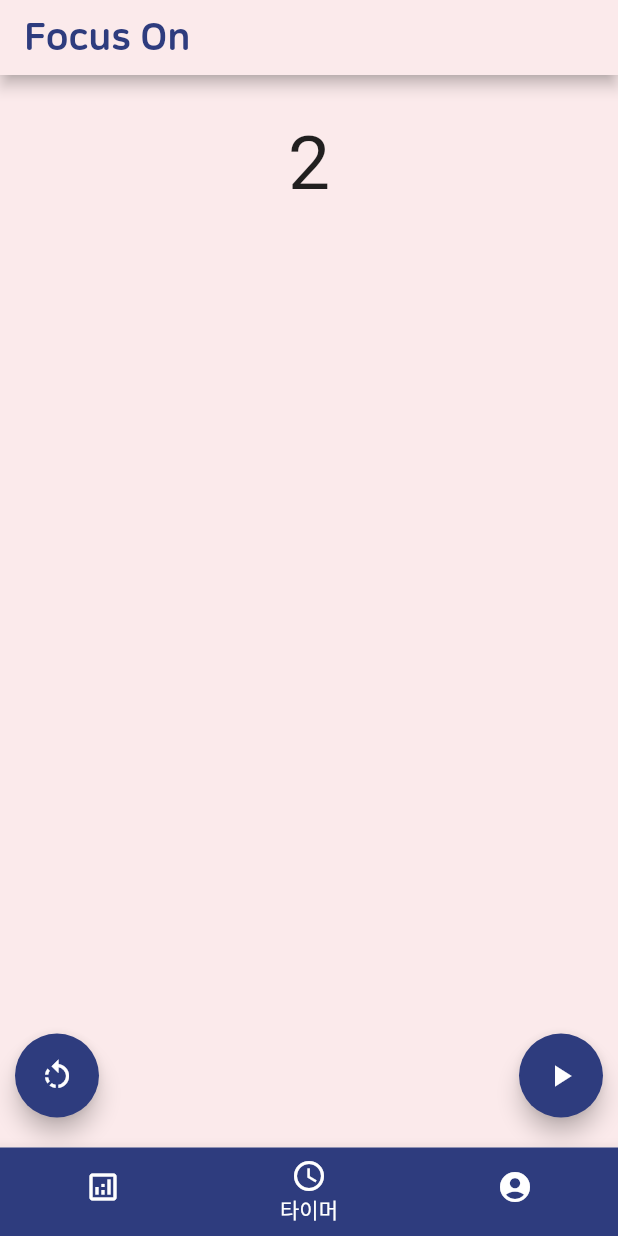
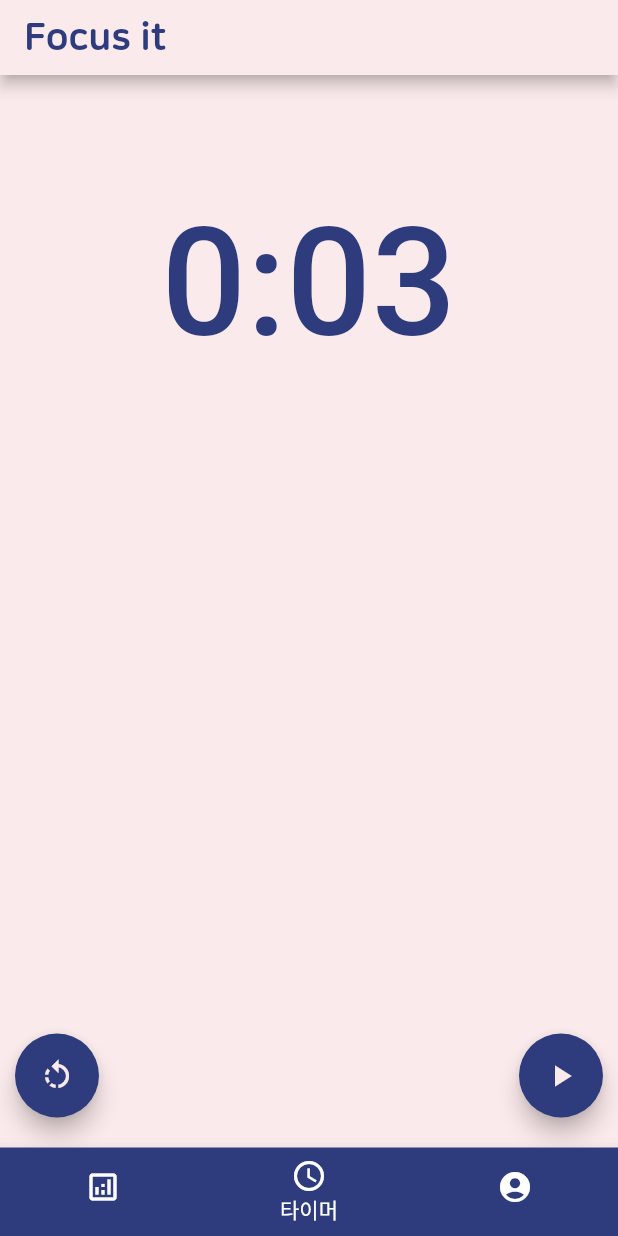
Before and after one commit to ShinJongUng/Flutter_pomodoro_app, a Flutter app: the screen it shows after launch, item 2 of the bottom bar chosen, after a tap on the "rotate left" icon, on a phone screen of 412 x 824 dp. Run offline on Flutter 3.47's test engine with Material 2 defaults, Android fonts, the phone set to English and light mode, and no system bars; our stand-ins replace flutter_local_notifications, google_fonts; missing offline and left inert: time_chart.

Commit message:
분석 화면 추가, 시계 알고리즘 수정

```diff
--- a/lib/indexPage/first_page.dart
+++ b/lib/indexPage/first_page.dart
@@ -2,20 +2,63 @@
 import 'package:flutter/material.dart';
 import 'package:flutter/cupertino.dart';
 
+//dart 시간 chart 패키지
+import 'package:time_chart/time_chart.dart';
+
 class analyzePage extends StatelessWidget {
   const analyzePage({Key? key}) : super(key: key);
 
+
   @override
   Widget build(BuildContext context) {
+    final sizedBox = const SizedBox(height: 16);
+
+    final data = [ DateTimeRange(
+      start: DateTime(2021,2,24,23,15),
+      end: DateTime(2021,2,25,7,30),
+    ),];
+
+
     return SizedBox.expand(
-      child: Container(
-        color: Color(0xffFBEAEB),
-        child: Center(
-          child: Text(
-            'analyzePage(개발중)',
-            style: TextStyle(fontSize: 20),
-          ),
+      child: SingleChildScrollView(
+        child: Container(
+          color: Color(0xffFBEAEB),
+          child: Padding(
+            padding: const EdgeInsets.all(16.0),
+            child: Column(
+                children: [
+                  const Text('Weekly time chart'),
+                  TimeChart(
+                    data: data,
+                    viewMode: ViewMode.weekly,
+                  ),
+                  sizedBox,
+                  const Text('Monthly time chart'),
+                  TimeChart(
+                    data: data,
+                    viewMode: ViewMode.monthly,
+                  ),
+                  sizedBox,
+                  const Text('Weekly amount chart'),
+                  TimeChart(
+                    data: data,
+                    chartType: ChartType.amount,
+                    viewMode: ViewMode.weekly,
+                    barColor: Colors.deepPurple,
+                  ),
+                  sizedBox,
+                  const Text('Monthly amount chart'),
+                  TimeChart(
+                    data: data,
+                    chartType: ChartType.amount,
+                    viewMode: ViewMode.monthly,
+                    barColor: Colors.deepPurple,
+                  ),
+                ],
+              ),
+            ),
         ),
+
       ),
     );
   }
--- a/lib/indexPage/second_page.dart
+++ b/lib/indexPage/second_page.dart
@@ -2,6 +2,12 @@
 import 'package:flutter/material.dart';
 import 'package:flutter/cupertino.dart';
 import 'dart:async';
+
+//dart 편의 패키지
+import 'package:google_fonts/google_fonts.dart';
+import 'package:pomodoro_timer/notification.dart';
+import 'package:flutter_local_notifications/flutter_local_notifications.dart';
+
 
 class timerPage extends StatefulWidget {
   const timerPage({Key? key}) : super(key: key);
@@ -12,8 +18,9 @@ class timerPage extends StatefulWidget {
 
 class _timerPageState extends State<timerPage> {
   Timer timer = Timer(Duration(milliseconds: 1), () {});
-  int countTime = 2500;
+  int countTime = 150001;
   bool isRunning = false;
+  bool isRest = false;
 
   @override
   void dispose() {
@@ -25,17 +32,21 @@ class _timerPageState extends State<timerPage> {
   Widget build(BuildContext context) {
     return SizedBox.expand(
       child: Container(
-        color: Color(0xffFBEAEB),
+        color: Color(isRest?0xff2E3C7E:0xffFBEAEB),
         child: _buildBody()
       )
 
     );
   }
   Widget _buildBody() {
+    int minuteCount = countTime ~/ 6000;
     int secondCount = countTime ~/ 100;
+    while(secondCount >= 60)
+      secondCount -= 60;
+
     return Center(
       child: Padding(
-        padding: const EdgeInsets.only(top: 30),
+        padding: const EdgeInsets.only(top: 80),
         child: Stack(
           children: <Widget>[
             Column(
@@ -45,8 +56,8 @@ class _timerPageState extends State<timerPage> {
                   crossAxisAlignment: CrossAxisAlignment.end,
                   children: <Widget>[
                     Text(
-                      '$secondCount',
-                      style: TextStyle(fontSize: 50.0),
+                      '$minuteCount:${secondCount >= 0 && secondCount < 10 ? '0$secondCount' : secondCount}',
+                      style: GoogleFonts.nanumGothic(textStyle: TextStyle(fontSize: 100.0, fontWeight: FontWeight.w500, color: Color(isRest?0xffFBEAEB:0xff2E3C7E))),
                     ),
                   ],
                 ),
@@ -56,18 +67,18 @@ class _timerPageState extends State<timerPage> {
               left: 10,
               bottom: 20,
               child: FloatingActionButton(
-                backgroundColor: Color(0xff2E3C7E),
+                backgroundColor: Color(isRest?0xffFBEAEB:0xff2E3C7E),
                 onPressed: _clickResetButton,
-                child: Icon(Icons.rotate_left),
+                child: Icon(Icons.rotate_left, color: Color(isRest?0xff2E3C7E:0xffFBEAEB)),
               ),
             ),
             Positioned(
               right: 10,
               bottom: 20,
               child: FloatingActionButton(
-                backgroundColor: Color(0xff2E3C7E),
+                backgroundColor: Color(isRest?0xffFBEAEB:0xff2E3C7E),
                 onPressed: _clickPlayButton,
-                child: Icon(isRunning? Icons.pause:Icons.play_arrow),
+                child: Icon(isRunning? Icons.pause:Icons.play_arrow, color: Color(isRest?0xff2E3C7E:0xffFBEAEB)),
               ),
             ),
           ],
@@ -80,10 +91,10 @@ class _timerPageState extends State<timerPage> {
   void _start() {
     timer = Timer.periodic(Duration(milliseconds: 10), (timer) {
       setState(() {
-        if(countTime == 0){
+        if(countTime == 100){
           print('finish');
           _pause();
-          isRunning = false;
+          _changeTimerTheme();
         }
         countTime--;
       });
@@ -106,9 +117,82 @@ class _timerPageState extends State<timerPage> {
   }
   void _clickResetButton() {
     setState(() {
-      isRunning = false;
-      timer.cancel();
-      countTime = 200;
+      if(isRest){
+        isRunning = false;
+        timer.cancel();
+        countTime = 300;
+      }
+      else{
+        isRest = false;
+        isRunning = false;
+        timer.cancel();
+        countTime = 300;
+      }
     });
   }
+
+  void _changeTimerTheme(){
+    if(!isRest){
+      isRunning = false;
+      isRest = true;
+      countTime = 30001;
+      showNotification1();
+    }
+    else{
+      isRunning = false;
+      isRest = false;
+      countTime = 150001;
+      showNotification2();
+    }
+  }
+
+  showNotification1() async {
+
+    var androidDetails = AndroidNotificationDetails(
+      '유니크한 알림 채널 ID',
+      '알림종류 설명',
+      priority: Priority.high,
+      importance: Importance.max,
+      color: Color.fromARGB(255, 255, 0, 0),
+    );
+
+    var iosDetails = IOSNotificationDetails(
+      presentAlert: true,
+      presentBadge: true,
+      presentSound: true,
+    );
+
+    // 알림 id, 제목, 내용 맘대로 채우기
+    notifications.show(
+        1,
+        '멋진 집중 시간이였어요!',
+        '조금 쉬는 시간을 가져 볼까요?',
+        NotificationDetails(android: androidDetails, iOS: iosDetails)
+    );
+  }
+
+  showNotification2() async {
+
+    var androidDetails = AndroidNotificationDetails(
+      '유니크한 알림 채널 ID',
+      '알림종류 설명',
+      priority: Priority.high,
+      importance: Importance.max,
+      color: Color.fromARGB(255, 255, 0, 0),
+    );
+
+    var iosDetails = IOSNotificationDetails(
+      presentAlert: true,
+      presentBadge: true,
+      presentSound: true,
+    );
+
+    // 알림 id, 제목, 내용 맘대로 채우기
+    notifications.show(
+        1,
+        '다시 한번 집중 해볼까요?',
+        '충분히 쉬었어요. 타이머를 다시 실행 할 수 있어요!',
+        NotificationDetails(android: androidDetails, iOS: iosDetails)
+    );
+  }
 }
--- a/lib/main.dart
+++ b/lib/main.dart
@@ -4,6 +4,9 @@ import 'package:flutter/cupertino.dart';
 
 //dart 편의 패키지
 import 'package:provider/provider.dart';
+import 'package:google_fonts/google_fonts.dart';
+import 'dart:async';
+import 'notification.dart';
 
 //dart sub
 import 'mainStyle.dart' as mainStyle;
@@ -13,14 +16,11 @@ import 'indexPage/second_page.dart';
 import 'indexPage/third_page.dart';
 
 void main() {
-  runApp(MultiProvider(providers: [
-    ChangeNotifierProvider(create: (c) =>class1()),
-  ],
-    child: MaterialApp(
+  runApp(MaterialApp(
       theme: mainStyle.mainTheme,
       home: MyApp()
     ),
-  ));
+  );
 }
 
 
@@ -40,6 +40,7 @@ class _MyAppState extends State<MyApp> {
   void initState() {
     // TODO: implement initState
     super.initState();
+    initNotification();
     pageIndex = 1;
   }
 
@@ -77,7 +78,7 @@ class mainAppBar extends StatelessWidget implements PreferredSizeWidget {
   @override
   Widget build(BuildContext context) {
     return AppBar(
-      title: Text("Focus On"),
+      title: Text("Focus it"),
     );
   }
 }
@@ -95,6 +96,7 @@ class mainBody extends StatefulWidget {
 class _mainBodyState extends State<mainBody> {
 
 
+
   @override
   Widget build(BuildContext context) {
     return PageView(
@@ -104,7 +106,7 @@ class _mainBodyState extends State<mainBody> {
           widget.pageChanged(value);
         });
       },
-      children: const [
+      children: const[
         analyzePage(),
         timerPage(),
         accountPage(),
@@ -146,10 +148,3 @@ class _mainBottomBarState extends State<mainBottomBar> {
       });
   }
 }
-
-
-
-
-class class1 extends ChangeNotifier {
-
-}
--- /dev/null
+++ b/lib/notification.dart
@@ -0,0 +1,29 @@
+import 'package:flutter/material.dart';
+import 'package:flutter_local_notifications/flutter_local_notifications.dart';
+
+final notifications = FlutterLocalNotificationsPlugin();
+
+
+//1. 앱로드시 실행할 기본설정
+initNotification() async {
+
+  //안드로이드용 아이콘파일 이름
+  var androidSetting = AndroidInitializationSettings('app_icon');
+
+  //ios에서 앱 로드시 유저에게 권한요청하려면
+  var iosSetting = IOSInitializationSettings(
+    requestAlertPermission: true,
+    requestBadgePermission: true,
+    requestSoundPermission: true,
+  );
+
+  var initializationSettings = InitializationSettings(
+      android: androidSetting,
+      iOS: iosSetting
+  );
+  await notifications.initialize(
+    initializationSettings,
+    //알림 누를때 함수실행하고 싶으면
+    //onSelectNotification: 함수명추가
+  );
+}
--- a/pubspec.yaml
+++ b/pubspec.yaml
@@ -29,6 +29,9 @@ environment:
 dependencies:
   provider: ^6.0.2
   stop_watch_timer: ^1.3.1
+  google_fonts: ^2.2.0
+  flutter_local_notifications: ^9.1.5
+  time_chart: ^0.3.1
   flutter:
     sdk: flutter
 
```
Also changed, not shown: pubspec.lock, readmefolder/first.gif, 1 other file.
